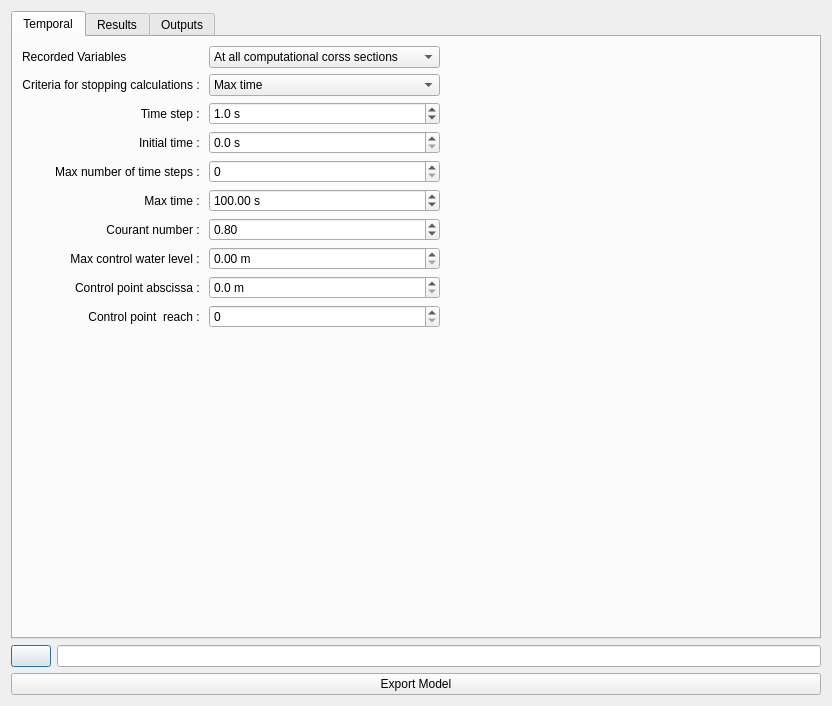
Old version of the form ui/ui_export_file.ui in the repository Artelia/Mascaret.
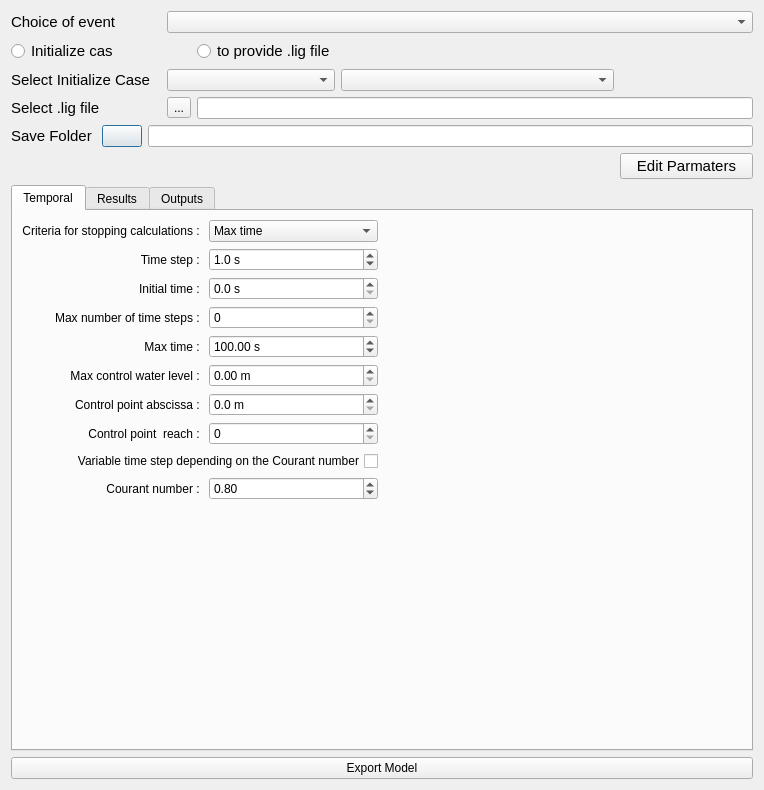
New version of the form. Icons and pictures are not drawn.

Commit message: fixe run + add export

Patch:
```diff
--- a/ui/ui_export_file.ui
+++ b/ui/ui_export_file.ui
@@ -6,16 +6,63 @@
    <rect>
     <x>0</x>
     <y>0</y>
-    <width>832</width>
-    <height>706</height>
+    <width>704</width>
+    <height>786</height>
    </rect>
   </property>
   <property name="windowTitle">
    <string>Dialog</string>
   </property>
   <layout class="QGridLayout" name="gridLayout_29">
-   <item row="1" column="0">
+   <item row="3" column="1">
+    <widget class="QToolButton" name="bt_lig">
+     <property name="text">
+      <string>...</string>
+     </property>
+     <property name="icon">
+      <iconset resource="../resources.qrc">
+       <normaloff>:/plugins/Mascaret/icones/save_res.png</normaloff>:/plugins/Mascaret/icones/save_res.png</iconset>
+     </property>
+     <property name="iconSize">
+      <size>
+       <width>30</width>
+       <height>30</height>
+      </size>
+     </property>
+    </widget>
+   </item>
+   <item row="3" column="0">
+    <widget class="QLabel" name="label_init_lig">
+     <property name="minimumSize">
+      <size>
+       <width>150</width>
+       <height>0</height>
+      </size>
+     </property>
+     <property name="font">
+      <font>
+       <pointsize>11</pointsize>
+      </font>
+     </property>
+     <property name="text">
+      <string>Select .lig file</string>
+     </property>
+    </widget>
+   </item>
+   <item row="4" column="0" colspan="6">
     <layout class="QHBoxLayout" name="horizontalLayout">
+     <item>
+      <widget class="QLabel" name="label">
+       <property name="font">
+        <font>
+         <pointsize>11</pointsize>
+        </font>
+       </property>
+       <property name="text">
+        <string>Save Folder </string>
+       </property>
+      </widget>
+     </item>
      <item>
       <widget class="QPushButton" name="bt_rep">
        <property name="text">
@@ -27,8 +74,8 @@
        </property>
        <property name="iconSize">
         <size>
-         <width>24</width>
-         <height>24</height>
+         <width>30</width>
+         <height>30</height>
         </size>
        </property>
       </widget>
@@ -42,8 +89,132 @@
      </item>
     </layout>
    </item>
+   <item row="1" column="4" colspan="2">
+    <spacer name="horizontalSpacer">
+     <property name="orientation">
+      <enum>Qt::Horizontal</enum>
+     </property>
+     <property name="sizeHint" stdset="0">
+      <size>
+       <width>40</width>
+       <height>20</height>
+      </size>
+     </property>
+    </spacer>
+   </item>
+   <item row="5" column="5">
+    <widget class="QPushButton" name="bt_edit_param">
+     <property name="font">
+      <font>
+       <pointsize>11</pointsize>
+      </font>
+     </property>
+     <property name="text">
+      <string>Edit Parmaters</string>
+     </property>
+     <property name="icon">
+      <iconset resource="../resources.qrc">
+       <normaloff>:/plugins/Mascaret/icones/mActionToggleEditing.png</normaloff>:/plugins/Mascaret/icones/mActionToggleEditing.png</iconset>
+     </property>
+     <property name="iconSize">
+      <size>
+       <width>25</width>
+       <height>25</height>
+      </size>
+     </property>
+     <property name="checkable">
+      <bool>true</bool>
+     </property>
+    </widget>
+   </item>
+   <item row="2" column="0">
+    <widget class="QLabel" name="label_init_cas">
+     <property name="minimumSize">
+      <size>
+       <width>150</width>
+       <height>0</height>
+      </size>
+     </property>
+     <property name="font">
+      <font>
+       <pointsize>11</pointsize>
+      </font>
+     </property>
+     <property name="text">
+      <string>Select Initialize Case</string>
+     </property>
+    </widget>
+   </item>
+   <item row="2" column="3" colspan="2">
+    <widget class="QComboBox" name="cb_init_scen"/>
+   </item>
+   <item row="1" column="0">
+    <widget class="QRadioButton" name="rb_init">
+     <property name="font">
+      <font>
+       <pointsize>11</pointsize>
+      </font>
+     </property>
+     <property name="text">
+      <string>Initialize cas</string>
+     </property>
+    </widget>
+   </item>
+   <item row="1" column="2">
+    <widget class="QRadioButton" name="rb_init_lig">
+     <property name="font">
+      <font>
+       <pointsize>11</pointsize>
+      </font>
+     </property>
+     <property name="text">
+      <string>to provide .lig file</string>
+     </property>
+    </widget>
+   </item>
    <item row="0" column="0">
-    <widget class="QTabWidget" name="tabWidget">
+    <widget class="QLabel" name="label_event">
+     <property name="minimumSize">
+      <size>
+       <width>150</width>
+       <height>0</height>
+      </size>
+     </property>
+     <property name="font">
+      <font>
+       <pointsize>11</pointsize>
+      </font>
+     </property>
+     <property name="text">
+      <string>Choice of event</string>
+     </property>
+    </widget>
+   </item>
+   <item row="9" column="0" colspan="6">
+    <widget class="QPushButton" name="bt_export">
+     <property name="text">
+      <string>Export Model</string>
+     </property>
+     <property name="icon">
+      <iconset resource="../resources.qrc">
+       <normaloff>:/plugins/Mascaret/icones/mActionFileSave.png</normaloff>:/plugins/Mascaret/icones/mActionFileSave.png</iconset>
+     </property>
+     <property name="iconSize">
+      <size>
+       <width>24</width>
+       <height>24</height>
+      </size>
+     </property>
+    </widget>
+   </item>
+   <item row="2" column="1" colspan="2">
+    <widget class="QComboBox" name="cb_init_run"/>
+   </item>
+   <item row="6" column="0" rowspan="2" colspan="6">
+    <widget class="QTabWidget" name="tab_widget">
+     <property name="enabled">
+      <bool>true</bool>
+     </property>
      <property name="currentIndex">
       <number>0</number>
      </property>
@@ -52,25 +223,28 @@
        <string>Temporal</string>
       </attribute>
       <layout class="QGridLayout" name="gridLayout">
-       <item row="0" column="0">
+       <item row="0" column="1">
         <layout class="QGridLayout" name="gridLayout_28">
-         <item row="6" column="1">
-          <widget class="QDoubleSpinBox" name="nbCourant_2">
+         <item row="2" column="2">
+          <widget class="QDoubleSpinBox" name="tempsInit">
+           <property name="suffix">
+            <string> s</string>
+           </property>
+           <property name="decimals">
+            <number>1</number>
+           </property>
            <property name="maximum">
-            <double>99.989999999999995</double>
+            <double>1000000000.000000000000000</double>
            </property>
            <property name="singleStep">
-            <double>0.010000000000000</double>
-           </property>
-           <property name="value">
-            <double>0.800000000000000</double>
+            <double>0.100000000000000</double>
            </property>
           </widget>
          </item>
-         <item row="2" column="0">
-          <widget class="QLabel" name="label_pasTemps_2">
+         <item row="7" column="1">
+          <widget class="QLabel" name="label_coteMax">
            <property name="text">
-            <string>Time step : </string>
+            <string>Max control water level : </string>
            </property>
            <property name="alignment">
             <set>Qt::AlignRight|Qt::AlignTrailing|Qt::AlignVCenter</set>
@@ -78,36 +252,7 @@
           </widget>
          </item>
          <item row="2" column="1">
-          <widget class="QDoubleSpinBox" name="pasTemps_2">
-           <property name="suffix">
-            <string> s</string>
-           </property>
-           <property name="decimals">
-            <number>1</number>
-           </property>
-           <property name="maximum">
-            <double>1000000000.000000000000000</double>
-           </property>
-           <property name="singleStep">
-            <double>0.100000000000000</double>
-           </property>
-           <property name="value">
-            <double>1.000000000000000</double>
-           </property>
-          </widget>
-         </item>
-         <item row="4" column="1">
-          <widget class="QSpinBox" name="nbPasTemps_2">
-           <property name="minimum">
-            <number>0</number>
-           </property>
-           <property name="maximum">
-            <number>999999999</number>
-           </property>
-          </widget>
-         </item>
-         <item row="3" column="0">
-          <widget class="QLabel" name="label_tempsInit_2">
+          <widget class="QLabel" name="label_tempsInit">
            <property name="text">
             <string>Initial time : </string>
            </property>
@@ -116,138 +261,8 @@
            </property>
           </widget>
          </item>
-         <item row="7" column="0">
-          <widget class="QLabel" name="label_coteMax_2">
-           <property name="text">
-            <string>Max control water level : </string>
-           </property>
-           <property name="alignment">
-            <set>Qt::AlignRight|Qt::AlignTrailing|Qt::AlignVCenter</set>
-           </property>
-          </widget>
-         </item>
-         <item row="0" column="0">
-          <widget class="QLabel" name="label_option">
-           <property name="text">
-            <string>Recorded Variables</string>
-           </property>
-          </widget>
-         </item>
-         <item row="9" column="0">
-          <widget class="QLabel" name="label_biefControle_2">
-           <property name="text">
-            <string>Control point  reach : </string>
-           </property>
-           <property name="alignment">
-            <set>Qt::AlignRight|Qt::AlignTrailing|Qt::AlignVCenter</set>
-           </property>
-          </widget>
-         </item>
-         <item row="8" column="1">
-          <widget class="QDoubleSpinBox" name="abscisseControle_2">
-           <property name="suffix">
-            <string> m</string>
-           </property>
-           <property name="decimals">
-            <number>1</number>
-           </property>
-           <property name="maximum">
-            <double>1000000000.000000000000000</double>
-           </property>
-           <property name="singleStep">
-            <double>0.100000000000000</double>
-           </property>
-          </widget>
-         </item>
-         <item row="10" column="1">
-          <spacer name="horizontalSpacer_5">
-           <property name="orientation">
-            <enum>Qt::Horizontal</enum>
-           </property>
-           <property name="sizeType">
-            <enum>QSizePolicy::Preferred</enum>
-           </property>
-           <property name="sizeHint" stdset="0">
-            <size>
-             <width>40</width>
-             <height>20</height>
-            </size>
-           </property>
-          </spacer>
-         </item>
          <item row="0" column="1">
-          <widget class="QComboBox" name="option">
-           <property name="currentIndex">
-            <number>0</number>
-           </property>
-           <item>
-            <property name="text">
-             <string>At all computational corss sections</string>
-            </property>
-           </item>
-           <item>
-            <property name="text">
-             <string>Output points layer</string>
-            </property>
-           </item>
-           <item>
-            <property name="text">
-             <string>Profiles + Up/Downstream singularity</string>
-            </property>
-           </item>
-          </widget>
-         </item>
-         <item row="6" column="0">
-          <widget class="QLabel" name="label_nbCourant_2">
-           <property name="text">
-            <string>Courant number : </string>
-           </property>
-           <property name="alignment">
-            <set>Qt::AlignRight|Qt::AlignTrailing|Qt::AlignVCenter</set>
-           </property>
-          </widget>
-         </item>
-         <item row="8" column="0">
-          <widget class="QLabel" name="label_abscisseControle_2">
-           <property name="text">
-            <string>Control point abscissa : </string>
-           </property>
-           <property name="alignment">
-            <set>Qt::AlignRight|Qt::AlignTrailing|Qt::AlignVCenter</set>
-           </property>
-          </widget>
-         </item>
-         <item row="4" column="0">
-          <widget class="QLabel" name="label_nbPasTemps_2">
-           <property name="text">
-            <string>Max number of time steps : </string>
-           </property>
-           <property name="alignment">
-            <set>Qt::AlignRight|Qt::AlignTrailing|Qt::AlignVCenter</set>
-           </property>
-          </widget>
-         </item>
-         <item row="7" column="1">
-          <widget class="QDoubleSpinBox" name="coteMax_2">
-           <property name="suffix">
-            <string> m</string>
-           </property>
-           <property name="decimals">
-            <number>2</number>
-           </property>
-           <property name="maximum">
-            <double>1000000000.000000000000000</double>
-           </property>
-           <property name="singleStep">
-            <double>0.010000000000000</double>
-           </property>
-           <property name="value">
-            <double>0.000000000000000</double>
-           </property>
-          </widget>
-         </item>
-         <item row="1" column="0">
-          <widget class="QLabel" name="label_critereArret_2">
+          <widget class="QLabel" name="label_critereArret">
            <property name="layoutDirection">
             <enum>Qt::LeftToRight</enum>
            </property>
@@ -259,50 +274,8 @@
            </property>
           </widget>
          </item>
-         <item row="10" column="0">
-          <spacer name="verticalSpacer_21">
-           <property name="orientation">
-            <enum>Qt::Vertical</enum>
-           </property>
-           <property name="sizeHint" stdset="0">
-            <size>
-             <width>20</width>
-             <height>40</height>
-            </size>
-           </property>
-          </spacer>
-         </item>
-         <item row="3" column="1">
-          <widget class="QDoubleSpinBox" name="tempsInit_2">
-           <property name="suffix">
-            <string> s</string>
-           </property>
-           <property name="decimals">
-            <number>1</number>
-           </property>
-           <property name="maximum">
-            <double>1000000000.000000000000000</double>
-           </property>
-           <property name="singleStep">
-            <double>0.100000000000000</double>
-           </property>
-          </widget>
-         </item>
-         <item row="9" column="2">
-          <spacer name="horizontalSpacer_11">
-           <property name="orientation">
-            <enum>Qt::Horizontal</enum>
-           </property>
-           <property name="sizeHint" stdset="0">
-            <size>
-             <width>40</width>
-             <height>20</height>
-            </size>
-           </property>
-          </spacer>
-         </item>
-         <item row="1" column="1">
-          <widget class="QComboBox" name="critereArret_2">
+         <item row="0" column="2">
+          <widget class="QComboBox" name="critereArret">
            <item>
             <property name="text">
              <string>Max time</string>
@@ -320,25 +293,131 @@
            </item>
           </widget>
          </item>
-         <item row="5" column="0">
-          <widget class="QLabel" name="label_tempsMax_2">
+         <item row="3" column="2">
+          <widget class="QSpinBox" name="nbPasTemps">
+           <property name="minimum">
+            <number>0</number>
+           </property>
+           <property name="maximum">
+            <number>999999999</number>
+           </property>
+          </widget>
+         </item>
+         <item row="8" column="1">
+          <widget class="QLabel" name="label_abscisseControle">
            <property name="text">
-            <string>Max time : </string>
+            <string>Control point abscissa : </string>
            </property>
            <property name="alignment">
             <set>Qt::AlignRight|Qt::AlignTrailing|Qt::AlignVCenter</set>
            </property>
           </widget>
          </item>
-         <item row="9" column="1">
-          <widget class="QSpinBox" name="biefControle_2">
+         <item row="7" column="2">
+          <widget class="QDoubleSpinBox" name="coteMax">
+           <property name="suffix">
+            <string> m</string>
+           </property>
+           <property name="decimals">
+            <number>2</number>
+           </property>
+           <property name="maximum">
+            <double>1000000000.000000000000000</double>
+           </property>
+           <property name="singleStep">
+            <double>0.010000000000000</double>
+           </property>
+           <property name="value">
+            <double>0.000000000000000</double>
+           </property>
+          </widget>
+         </item>
+         <item row="12" column="1">
+          <spacer name="verticalSpacer_21">
+           <property name="orientation">
+            <enum>Qt::Vertical</enum>
+           </property>
+           <property name="sizeHint" stdset="0">
+            <size>
+             <width>20</width>
+             <height>40</height>
+            </size>
+           </property>
+          </spacer>
+         </item>
+         <item row="12" column="2">
+          <spacer name="horizontalSpacer_5">
+           <property name="orientation">
+            <enum>Qt::Horizontal</enum>
+           </property>
+           <property name="sizeType">
+            <enum>QSizePolicy::Preferred</enum>
+           </property>
+           <property name="sizeHint" stdset="0">
+            <size>
+             <width>40</width>
+             <height>20</height>
+            </size>
+           </property>
+          </spacer>
+         </item>
+         <item row="8" column="2">
+          <widget class="QDoubleSpinBox" name="abscisseControle">
+           <property name="suffix">
+            <string> m</string>
+           </property>
+           <property name="decimals">
+            <number>1</number>
+           </property>
+           <property name="maximum">
+            <double>1000000000.000000000000000</double>
+           </property>
+           <property name="singleStep">
+            <double>0.100000000000000</double>
+           </property>
+          </widget>
+         </item>
+         <item row="9" column="3">
+          <spacer name="horizontalSpacer_11">
+           <property name="orientation">
+            <enum>Qt::Horizontal</enum>
+           </property>
+           <property name="sizeHint" stdset="0">
+            <size>
+             <width>40</width>
+             <height>20</height>
+            </size>
+           </property>
+          </spacer>
+         </item>
+         <item row="9" column="2">
+          <widget class="QSpinBox" name="biefControle">
            <property name="maximum">
             <number>999999999</number>
            </property>
           </widget>
          </item>
-         <item row="5" column="1">
-          <widget class="QDoubleSpinBox" name="tempsMax_2">
+         <item row="1" column="2">
+          <widget class="QDoubleSpinBox" name="pasTemps">
+           <property name="suffix">
+            <string> s</string>
+           </property>
+           <property name="decimals">
+            <number>1</number>
+           </property>
+           <property name="maximum">
+            <double>1000000000.000000000000000</double>
+           </property>
+           <property name="singleStep">
+            <double>0.100000000000000</double>
+           </property>
+           <property name="value">
+            <double>1.000000000000000</double>
+           </property>
+          </widget>
+         </item>
+         <item row="4" column="2">
+          <widget class="QDoubleSpinBox" name="tempsMax">
            <property name="suffix">
             <string> s</string>
            </property>
@@ -350,6 +429,79 @@
            </property>
           </widget>
          </item>
+         <item row="4" column="1">
+          <widget class="QLabel" name="label_tempsMax">
+           <property name="text">
+            <string>Max time : </string>
+           </property>
+           <property name="alignment">
+            <set>Qt::AlignRight|Qt::AlignTrailing|Qt::AlignVCenter</set>
+           </property>
+          </widget>
+         </item>
+         <item row="3" column="1">
+          <widget class="QLabel" name="label_nbPasTemps">
+           <property name="text">
+            <string>Max number of time steps : </string>
+           </property>
+           <property name="alignment">
+            <set>Qt::AlignRight|Qt::AlignTrailing|Qt::AlignVCenter</set>
+           </property>
+          </widget>
+         </item>
+         <item row="1" column="1">
+          <widget class="QLabel" name="label_pasTemps">
+           <property name="text">
+            <string>Time step : </string>
+           </property>
+           <property name="alignment">
+            <set>Qt::AlignRight|Qt::AlignTrailing|Qt::AlignVCenter</set>
+           </property>
+          </widget>
+         </item>
+         <item row="9" column="1">
+          <widget class="QLabel" name="label_biefControle">
+           <property name="text">
+            <string>Control point  reach : </string>
+           </property>
+           <property name="alignment">
+            <set>Qt::AlignRight|Qt::AlignTrailing|Qt::AlignVCenter</set>
+           </property>
+          </widget>
+         </item>
+         <item row="11" column="1">
+          <widget class="QLabel" name="label_nbCourant">
+           <property name="text">
+            <string>Courant number : </string>
+           </property>
+           <property name="alignment">
+            <set>Qt::AlignRight|Qt::AlignTrailing|Qt::AlignVCenter</set>
+           </property>
+          </widget>
+         </item>
+         <item row="11" column="2">
+          <widget class="QDoubleSpinBox" name="nbCourant">
+           <property name="maximum">
+            <double>99.989999999999995</double>
+           </property>
+           <property name="singleStep">
+            <double>0.010000000000000</double>
+           </property>
+           <property name="value">
+            <double>0.800000000000000</double>
+           </property>
+          </widget>
+         </item>
+         <item row="10" column="1" colspan="2">
+          <widget class="QCheckBox" name="pasTempsVar">
+           <property name="layoutDirection">
+            <enum>Qt::RightToLeft</enum>
+           </property>
+           <property name="text">
+            <string>Variable time step depending on the Courant number</string>
+           </property>
+          </widget>
+         </item>
         </layout>
        </item>
       </layout>
@@ -470,7 +622,7 @@
           </widget>
          </item>
          <item row="10" column="1">
-          <widget class="QComboBox" name="option_3">
+          <widget class="QComboBox" name="option">
            <property name="currentIndex">
             <number>0</number>
            </property>
@@ -1059,23 +1211,16 @@
      </widget>
     </widget>
    </item>
-   <item row="2" column="0">
-    <widget class="QPushButton" name="bt_export">
-     <property name="text">
-      <string>Export Model</string>
-     </property>
-     <property name="icon">
-      <iconset resource="../resources.qrc">
-       <normaloff>:/plugins/Mascaret/icones/mActionFileSave.png</normaloff>:/plugins/Mascaret/icones/mActionFileSave.png</iconset>
-     </property>
-     <property name="iconSize">
-      <size>
-       <width>24</width>
-       <height>24</height>
-      </size>
+   <item row="3" column="2" colspan="4">
+    <widget class="QLineEdit" name="lbl_lig">
+     <property name="readOnly">
+      <bool>true</bool>
      </property>
     </widget>
    </item>
+   <item row="0" column="1" colspan="5">
+    <widget class="QComboBox" name="cb_event"/>
+   </item>
   </layout>
  </widget>
  <resources>
```
Left out of the diff: 126 changed lines with no effect on the pictures. The commit also changes 11 other files.
